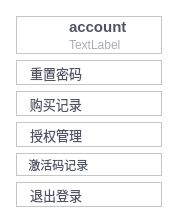
Qt form individualcenterwidget.ui (ZhouMei20220810/TEST) before a commit.
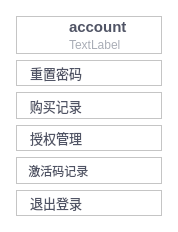
The same form after that commit. Icons and pictures are not drawn.

Commit message: 个人中心添加阴影边框

```diff
--- a/individualcenterwidget.ui
+++ b/individualcenterwidget.ui
@@ -7,7 +7,7 @@
     <x>0</x>
     <y>0</y>
     <width>178</width>
-    <height>200</height>
+    <height>232</height>
    </rect>
   </property>
   <property name="windowTitle">
```
The commit also changes 1 other file.
